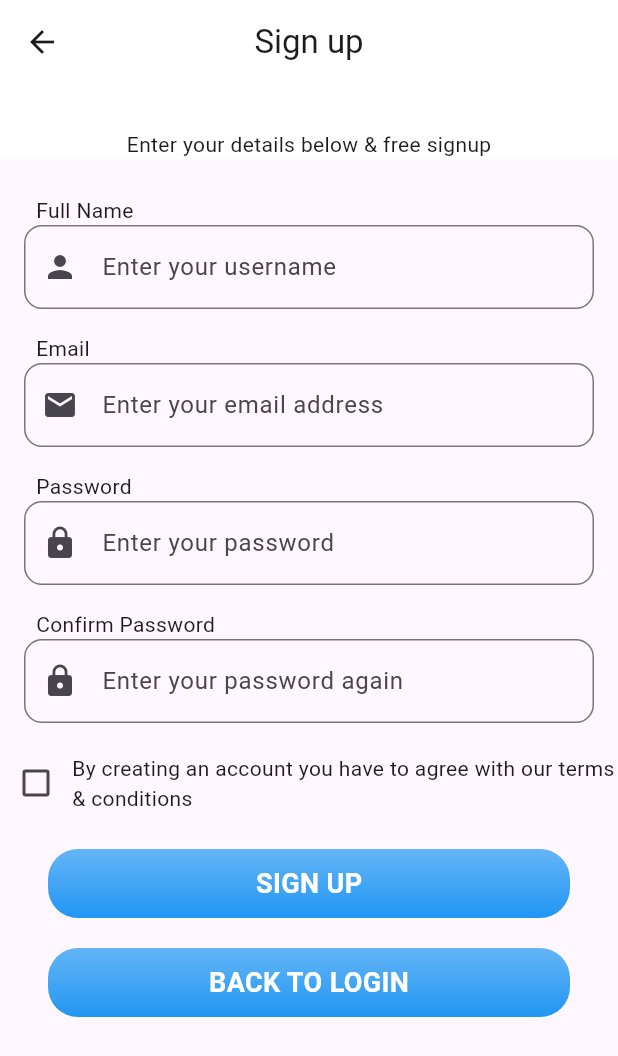
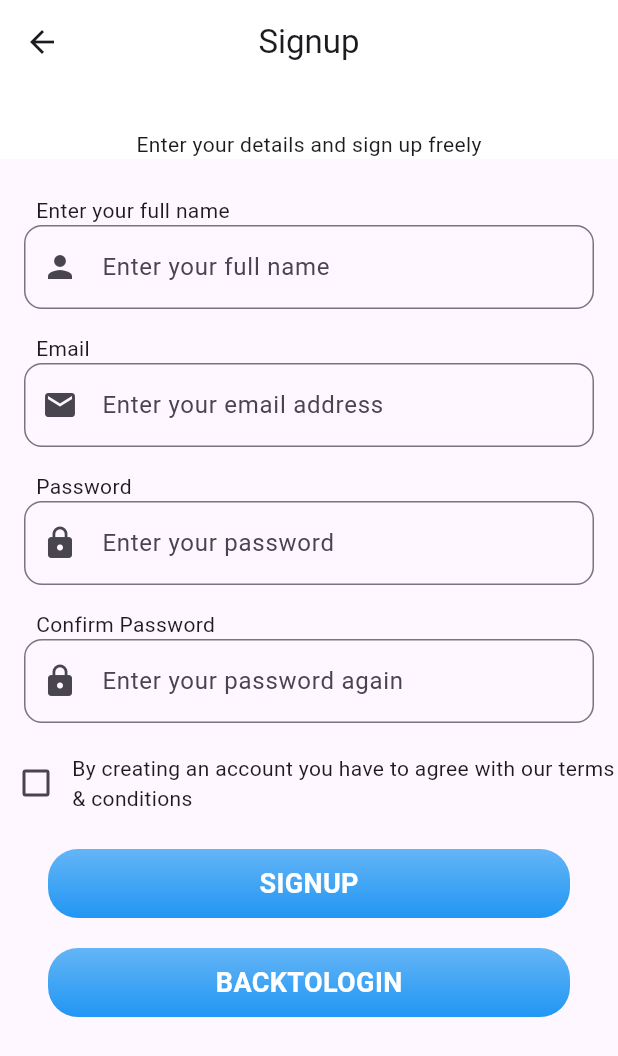
Before and after one commit to Semedii/Suuq, a Flutter app: the SignupPage screen opened by its route, on a phone screen of 412 x 824 dp. Shown: the top 1056 px of the screen. Run offline on Flutter 3.47's test engine with Material 3 defaults, Android fonts, the phone set to English and light mode, and no system bars; our stand-ins replace auto_route, dots_indicator, firebase_auth, firebase_core, flutter_riverpod, fluttertoast and 1 more; accounts and stored records are empty; generated files the repository leaves out were written again.

Commit message:
added localizations

```diff
--- /dev/null
+++ b/l10n.yaml
@@ -0,0 +1,3 @@
+arb-dir: lib/l10n
+template-arb-file: app_en.arb
+output-localization-file: app_localizations.dart
--- /dev/null
+++ b/lib/l10n/app_en.arb
@@ -0,0 +1,15 @@
+{
+  "backToLogin": "BackToLogin",
+  "confirmPassword": "Confirm Password",
+  "email": "Email",
+  "enterYourDetailsAndSignUp": "Enter your details and sign up freely",
+  "enterYourEmailAddress": "Enter your email address",
+  "enterYourFullName": "Enter your full name",
+  "enterYourPassword": "Enter your password",
+  "enterYourPasswordAgain": "Enter your password again",
+  "forgotYourPassword": "Forgot your password",
+  "fullName": "Full name",
+  "login": "Login",
+  "password": "Password",
+  "signup": "Signup"
+}
--- a/lib/main.dart
+++ b/lib/main.dart
@@ -1,5 +1,6 @@
 import 'package:firebase_core/firebase_core.dart';
 import 'package:flutter/material.dart';
+import 'package:flutter_gen/gen_l10n/app_localizations.dart';
 import 'package:flutter_riverpod/flutter_riverpod.dart';
 import 'package:suuq/firebase_options.dart';
 import 'package:suuq/router/app_router.dart';
@@ -20,6 +21,8 @@ class MyApp extends StatelessWidget {
   @override
   Widget build(BuildContext context) {
     return MaterialApp.router(
+      localizationsDelegates: AppLocalizations.localizationsDelegates,
+      supportedLocales: AppLocalizations.supportedLocales,
       theme: AppTheme.appThemeData,
       routerConfig: _appRouter.config(),
     );
--- a/lib/pages/signup_page.dart
+++ b/lib/pages/signup_page.dart
@@ -6,6 +6,7 @@ import 'package:suuq/components/app_textfield.dart';
 import 'package:suuq/providers/signup/signup_notifier.dart';
 import 'package:suuq/router/app_router.gr.dart';
 import 'package:suuq/utils/field_validators.dart';
+import 'package:flutter_gen/gen_l10n/app_localizations.dart';
 
 @RoutePage()
 class SignupPage extends ConsumerWidget {
@@ -13,27 +14,28 @@ class SignupPage extends ConsumerWidget {
   final _formKey = GlobalKey<FormState>();
   @override
   Widget build(BuildContext context, WidgetRef ref) {
+    AppLocalizations localizations = AppLocalizations.of(context)!;
     final signUpProvider = ref.watch(signupNotifierProvider);
     return Scaffold(
       appBar: AppBar(
-        title: const Text("Sign up"),
-        bottom: const PreferredSize(
-            preferredSize: Size.fromHeight(50),
-            child: Text("Enter your details below & free signup")),
+        title: Text(localizations.signup),
+        bottom:  PreferredSize(
+            preferredSize: const Size.fromHeight(50),
+            child: Text(localizations.enterYourDetailsAndSignUp)),
       ),
       body: SingleChildScrollView(
         child: Padding(
           padding: const EdgeInsets.symmetric(vertical: 24),
           child: Column(
             children: [
-              _getTextFields(ref),
+              _getTextFields(ref, localizations),
               _getTermsAndConditionsSection(ref),
               AppButton(
-                  title: "Sign up",
+                  title: localizations.signup,
                   isLoading: signUpProvider.isButtonLoading,
                   onTap: () => _handleSignUp(ref)),
               AppButton(
-                title: "Back to Login",
+                title: localizations.backToLogin,
                 onTap: () => AutoRouter.of(context).replace(
                   const LoginRoute(),
                 ),
@@ -45,7 +47,7 @@ class SignupPage extends ConsumerWidget {
     );
   }
 
-  Form _getTextFields(WidgetRef ref) {
+  Form _getTextFields(WidgetRef ref, AppLocalizations localizations) {
     final signUpProvider = ref.watch(signupNotifierProvider);
     return Form(
       key: _formKey,
@@ -53,8 +55,8 @@ class SignupPage extends ConsumerWidget {
         children: [
           AppTextField(
             initialValue: signUpProvider.fullName,
-            label: "Full Name",
-            hintText: "Enter your username",
+            label: localizations.enterYourFullName,
+            hintText: localizations.enterYourFullName,
             prefixIcon: const Icon(Icons.person),
             onChanged:
                 ref.read(signupNotifierProvider.notifier).onFullNameChanged,
@@ -62,16 +64,16 @@ class SignupPage extends ConsumerWidget {
           ),
           AppTextField(
             initialValue: signUpProvider.email,
-            label: "Email",
-            hintText: "Enter your email address",
+            label: localizations.email,
+            hintText: localizations.enterYourEmailAddress,
             prefixIcon: const Icon(Icons.email),
             onChanged: ref.read(signupNotifierProvider.notifier).onEmailChanged,
             validator: FieldValidators.required,
           ),
           AppTextField(
             initialValue: signUpProvider.password,
-            label: "Password",
-            hintText: "Enter your password",
+            label: localizations.password,
+            hintText: localizations.enterYourPassword,
             prefixIcon: const Icon(Icons.lock),
             onChanged:
                 ref.read(signupNotifierProvider.notifier).onPasswordChanged,
@@ -79,8 +81,8 @@ class SignupPage extends ConsumerWidget {
           ),
           AppTextField(
             initialValue: signUpProvider.rePassword,
-            label: "Confirm Password",
-            hintText: "Enter your password again",
+            label: localizations.confirmPassword,
+            hintText: localizations.enterYourPasswordAgain,
             prefixIcon: const Icon(Icons.lock),
             onChanged:
                 ref.read(signupNotifierProvider.notifier).onRePasswordChanged,
--- a/pubspec.yaml
+++ b/pubspec.yaml
@@ -42,6 +42,9 @@ dependencies:
   firebase_core: ^2.30.1
   firebase_auth: ^4.19.4
   fluttertoast: ^8.2.5
+  flutter_localizations:
+    sdk: flutter
+  intl: any
 
 dev_dependencies:
   flutter_test:
@@ -74,6 +77,7 @@ flutter:
   assets:
     - assets/images/
 
+  generate: true
   # An image asset can refer to one or more resolution-specific "variants", see
   # https://flutter.dev/assets-and-images/#resolution-aware
 
```
Also changed, not shown: lib/l10n/ app_es.arb (added, +15 -0 lines), lib/pages/login_page.dart (+16 -14 lines), pubspec.lock.
